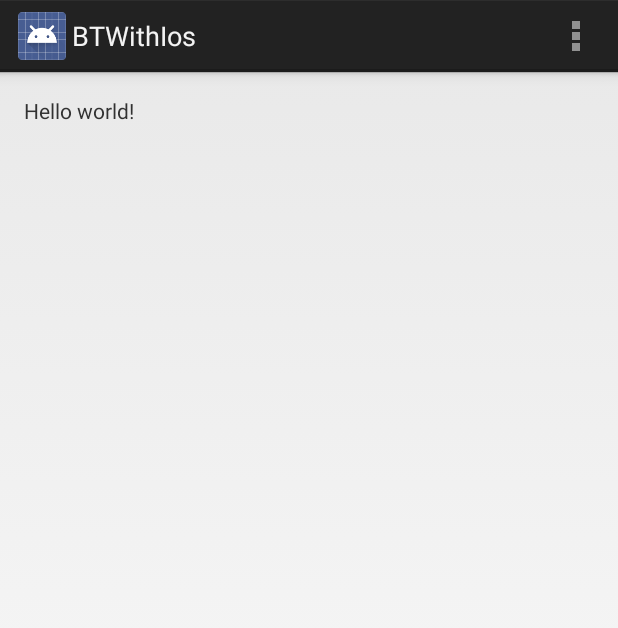
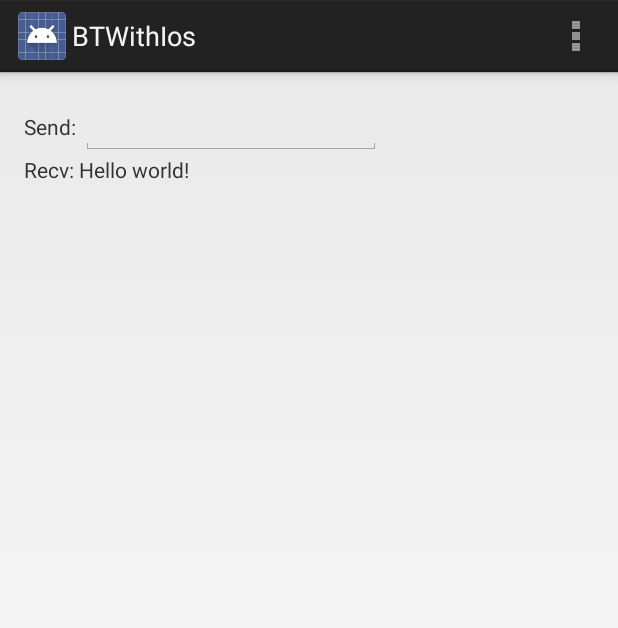
Before and after one commit to mootoh/Legatto, an Android app: the screen it shows after launch (MainActivity), on a phone screen of 412 x 824 dp. Shown: the top 628 px of the screen. Run offline under Robolectric (Android 15) with nearby library versions, the light colour scheme and no system bars; 1 statement that could not run was skipped.

Commit message:
Shows received text on screen.

```diff
--- a/BTWithIos/app/src/main/java/net/mootoh/btwithios/app/MainActivity.java
+++ b/BTWithIos/app/src/main/java/net/mootoh/btwithios/app/MainActivity.java
@@ -7,6 +7,7 @@ import android.os.Bundle;
 import android.util.Log;
 import android.view.Menu;
 import android.view.MenuItem;
+import android.widget.TextView;
 
 import java.io.UnsupportedEncodingException;
 import java.nio.ByteBuffer;
@@ -87,6 +88,15 @@ public class MainActivity extends Activity implements XNBrowserDelegate {
             e.printStackTrace();
         }
         Log.d(TAG, "didReceive: " + str);
+
+        final String finalStr = str;
+        runOnUiThread(new Runnable() {
+            @Override
+            public void run() {
+                TextView tv = (TextView) findViewById(R.id.receivedTextView);
+                tv.setText(finalStr);
+            }
+        });
     }
 
     private void sendSome() {
--- a/BTWithIos/app/src/main/res/layout/activity_main.xml
+++ b/BTWithIos/app/src/main/res/layout/activity_main.xml
@@ -1,4 +1,4 @@
-<RelativeLayout xmlns:android="http://schemas.android.com/apk/res/android"
+<LinearLayout xmlns:android="http://schemas.android.com/apk/res/android"
     xmlns:tools="http://schemas.android.com/tools"
     android:layout_width="match_parent"
     android:layout_height="match_parent"
@@ -6,11 +6,38 @@
     android:paddingRight="@dimen/activity_horizontal_margin"
     android:paddingTop="@dimen/activity_vertical_margin"
     android:paddingBottom="@dimen/activity_vertical_margin"
-    tools:context="net.mootoh.btwithios.app.MainActivity">
+    tools:context="net.mootoh.btwithios.app.MainActivity"
+    android:orientation="vertical">
 
-    <TextView
-        android:text="@string/hello_world"
-        android:layout_width="wrap_content"
-        android:layout_height="wrap_content" />
-
-</RelativeLayout>
+    <LinearLayout
+        android:orientation="horizontal"
+        android:layout_width="match_parent"
+        android:layout_height="wrap_content">
+        <TextView
+            android:text="Send: "
+            android:layout_width="wrap_content"
+            android:layout_height="wrap_content"
+            android:id="@+id/sendTextView" />
+        <EditText
+            android:layout_width="200dp"
+            android:layout_height="wrap_content"
+            android:id="@+id/sendEditText"
+            android:layout_above="@+id/textView"
+            android:layout_alignParentStart="true" />
+    </LinearLayout>
+    <LinearLayout
+        android:orientation="horizontal"
+        android:layout_width="match_parent"
+        android:layout_height="wrap_content">
+        <TextView
+            android:text="Recv: "
+            android:layout_width="wrap_content"
+            android:layout_height="wrap_content"
+            android:id="@+id/recvTextView" />
+        <TextView
+            android:text="@string/hello_world"
+            android:layout_width="wrap_content"
+            android:layout_height="wrap_content"
+            android:id="@+id/receivedTextView" />
+    </LinearLayout>
+</LinearLayout>
```
